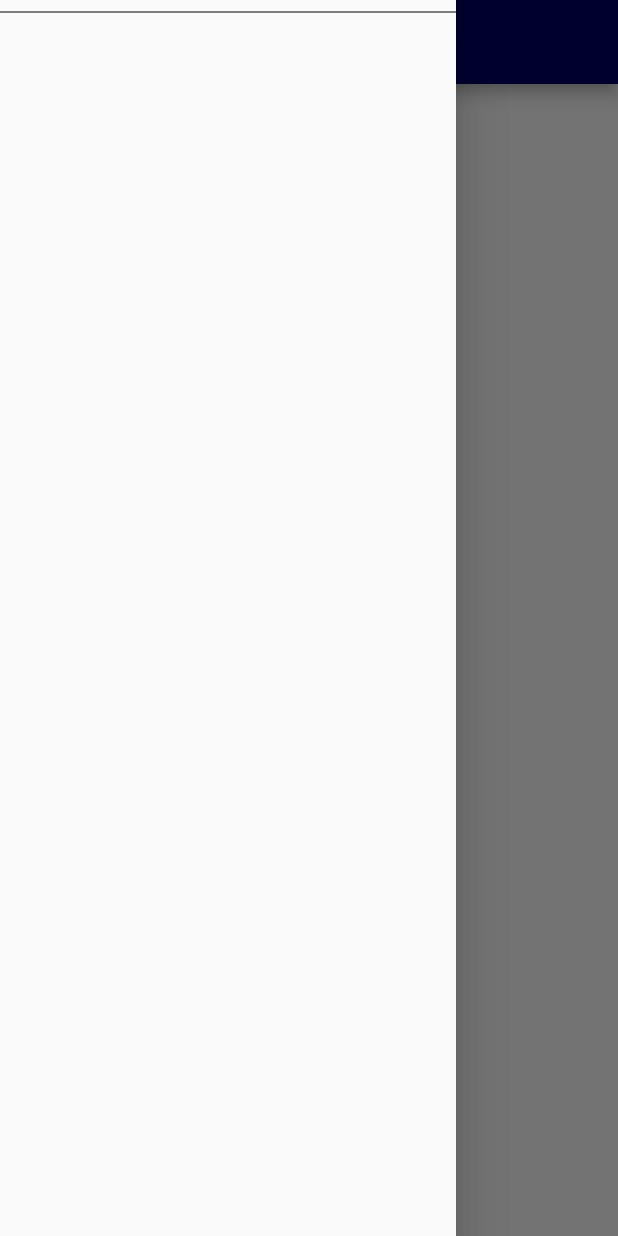
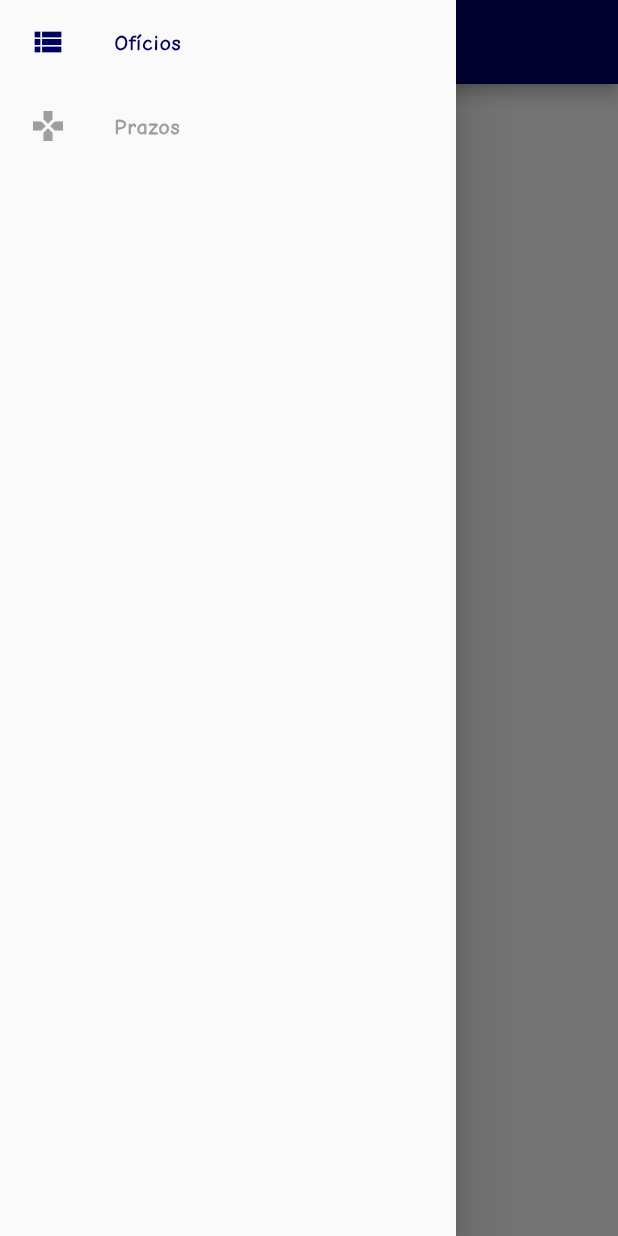
Before and after one commit to DamiaoCanndido/notices_app, a Flutter app: the ReminderScreen screen opened directly, with the side drawer open, on a phone screen of 412 x 824 dp. Run offline on Flutter 3.47's test engine with Material 2 defaults, Android fonts, the phone set to English and light mode, and no system bars; our stand-ins replace dio, flutter_mobx, mobx; generated files the repository leaves out were written again; network calls fail; statements that could not run were skipped.

Commit message:
Adicionando drawer

```diff
--- a/lib/common/custom_drawer/custom_drawer.dart
+++ b/lib/common/custom_drawer/custom_drawer.dart
@@ -1,4 +1,5 @@
 import 'package:flutter/material.dart';
+import 'package:notices/common/custom_drawer/widgets/list_section.dart';
 
 class CustomDrawer extends StatelessWidget {
   @override
@@ -6,7 +7,7 @@ class CustomDrawer extends StatelessWidget {
     return Drawer(
       child: ListView(
         children: <Widget>[
-          Divider(color: Colors.black)
+          ListSection()
         ],
       ),
     );
--- /dev/null
+++ b/lib/common/custom_drawer/widgets/icon_tile.dart
@@ -0,0 +1,35 @@
+import 'package:flutter/material.dart';
+
+class IconTile extends StatelessWidget {
+
+  IconTile(this.label, this.iconData, this.onTap, this.highlighted);
+
+  final String label;
+  final IconData iconData;
+  final VoidCallback onTap;
+  final bool highlighted;
+
+  @override
+  Widget build(BuildContext context) {
+    return ListTile(
+      title: Text(
+        label,
+        style: TextStyle(
+          fontWeight: FontWeight.w600,
+          letterSpacing: 0.8,
+          color: highlighted
+          ? Theme.of(context).primaryColor
+          : Colors.grey
+        ),
+      ),
+      leading: Icon(
+        iconData,
+        color: highlighted
+        ? Theme.of(context).primaryColor
+        : Colors.grey
+      ),
+      onTap: onTap,
+      contentPadding: const EdgeInsets.fromLTRB(20, 0, 10, 0),
+    );
+  }
+}
--- /dev/null
+++ b/lib/common/custom_drawer/widgets/list_section.dart
@@ -0,0 +1,47 @@
+import 'package:flutter/material.dart';
+import 'package:flutter_mobx/flutter_mobx.dart';
+import 'package:notices/common/custom_drawer/widgets/icon_tile.dart';
+import 'package:notices/stores/drawer_store.dart';
+import 'package:provider/provider.dart';
+
+class ListSection extends StatelessWidget {
+  @override
+  Widget build(BuildContext context) {
+
+    final DrawerStore _drawerStore = Provider.of<DrawerStore>(context);
+
+    void _setPage(int page){
+      Navigator.of(context).pop();
+      _drawerStore.setPageIndex(page);
+    }
+
+    return Observer(
+      builder: (_) {
+        return Column(
+          children: <Widget>[
+            IconTile(
+              "Ofícios",
+              Icons.view_list,
+              (){
+                _setPage(0);
+              },
+              _drawerStore.pageIndex == 0
+              ? true
+              : false,
+            ),
+            IconTile(
+              "Prazos",
+              Icons.games,
+              (){
+                _setPage(1);
+              },
+              _drawerStore.pageIndex == 1
+              ? true
+              : false,
+            ),
+          ],
+        );
+      }
+    );
+  }
+}
--- a/lib/screens/base/base_screen.dart
+++ b/lib/screens/base/base_screen.dart
@@ -33,6 +33,7 @@ class _BaseScreenState extends State<BaseScreen> {
   Widget build(BuildContext context) {
     return Scaffold(
       body: PageView(
+        physics: NeverScrollableScrollPhysics(),
         controller: _pageController,
         children: <Widget>[
           NoticeScreen(),
--- a/lib/screens/notices/notice_screens.dart
+++ b/lib/screens/notices/notice_screens.dart
@@ -1,6 +1,7 @@
 import 'package:flutter/material.dart';
 import 'package:flutter_mobx/flutter_mobx.dart';
 import 'package:mobx/mobx.dart';
+import 'package:notices/common/custom_drawer/custom_drawer.dart';
 import 'package:notices/models/notice_model.dart';
 import 'package:notices/screens/notices/notice_create.dart';
 import 'package:notices/screens/notices/widgets/notice_list.dart';
@@ -118,7 +119,7 @@ class _NoticeScreenState extends State<NoticeScreen> {
           )
         ],
       ),
-      drawer: Drawer(),
+      drawer: CustomDrawer(),
       floatingActionButton: FloatingActionButton(
         backgroundColor: Colors.blueAccent,
         child: Icon(Icons.add),
```
